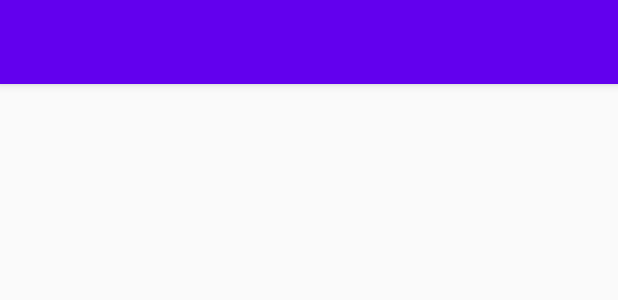
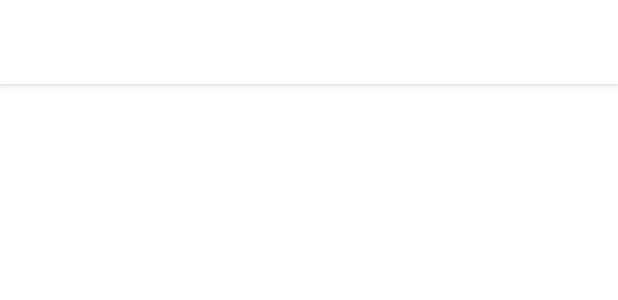
Before and after one commit to aruke/android-kickstarter, an Android app: the layout activity_main.xml on its own in the app's theme, with its tools: preview values and no code run, on a phone screen of 412 x 824 dp. Shown: the top 300 px of the screen. Run offline under Robolectric (Android 15) with nearby library versions, the phone set to English and light mode, and no system bars.

Commit message:
:art: Added material theme with dark theme

```diff
--- a/app/src/main/AndroidManifest.xml
+++ b/app/src/main/AndroidManifest.xml
@@ -8,11 +8,10 @@
         android:label="@string/app_name"
         android:roundIcon="@mipmap/ic_launcher_round"
         android:supportsRtl="true"
-        android:theme="@style/AppTheme">
+        android:theme="@style/AppTheme.DayNight">
         <activity
             android:name=".MainActivity"
-            android:label="@string/app_name"
-            android:theme="@style/AppTheme.NoActionBar">
+            android:label="@string/app_name">
             <intent-filter>
                 <action android:name="android.intent.action.MAIN" />
 
--- a/app/src/main/res/layout/activity_main.xml
+++ b/app/src/main/res/layout/activity_main.xml
@@ -8,15 +8,12 @@
 
     <com.google.android.material.appbar.AppBarLayout
         android:layout_width="match_parent"
-        android:layout_height="wrap_content"
-        android:theme="@style/AppTheme.AppBarOverlay">
+        android:layout_height="wrap_content">
 
         <androidx.appcompat.widget.Toolbar
             android:id="@+id/toolbar"
             android:layout_width="match_parent"
-            android:layout_height="?attr/actionBarSize"
-            android:background="?attr/colorPrimary"
-            app:popupTheme="@style/AppTheme.PopupOverlay" />
+            android:layout_height="?attr/actionBarSize" />
 
     </com.google.android.material.appbar.AppBarLayout>
 
--- /dev/null
+++ b/app/src/main/res/values-night/colors.xml
@@ -0,0 +1,15 @@
+<?xml version="1.0" encoding="utf-8"?>
+<resources>
+    <color name="color_primary">#AAA</color>
+    <color name="color_primary_variant">#BBB</color>
+    <color name="color_secondary">#CCC</color>
+    <color name="color_secondary_variant">#DDD</color>
+
+    <color name="color_background">#121212</color>
+    <color name="color_surface">#121212</color>
+    <color name="color_error">#cf6679</color>
+
+    <color name="color_on_background">#FFFFFFFF</color>
+    <color name="color_on_surface">#FFFFFFFF</color>
+    <color name="color_on_error">#000000</color>
+</resources>
--- /dev/null
+++ b/app/src/main/res/values-night/theme.xml
@@ -0,0 +1,9 @@
+<?xml version="1.0" encoding="utf-8"?>
+<resources xmlns:tools="http://schemas.android.com/tools">
+
+    <style name="AppTheme.DayNight" parent="Base.AppTheme">
+        <item name="android:windowLightStatusBar" tools:ignore="NewApi">false</item>
+        <item name="android:windowLightNavigationBar" tools:ignore="NewApi">false</item>
+    </style>
+
+</resources>
--- a/app/src/main/res/values/colors.xml
+++ b/app/src/main/res/values/colors.xml
@@ -1,6 +1,22 @@
 <?xml version="1.0" encoding="utf-8"?>
 <resources>
-    <color name="colorPrimary">#6200EE</color>
-    <color name="colorPrimaryDark">#3700B3</color>
-    <color name="colorAccent">#03DAC5</color>
+    <color name="theme_color_1">#555</color>
+    <color name="theme_color_2">#666</color>
+    <color name="theme_color_3">#777</color>
+    <color name="theme_color_4">#888</color>
+
+    <color name="color_primary">@color/theme_color_1</color>
+    <color name="color_primary_variant">@color/theme_color_2</color>
+    <color name="color_secondary">@color/theme_color_3</color>
+    <color name="color_secondary_variant">@color/theme_color_4</color>
+
+    <color name="color_background">#FFFFFFFF</color>
+    <color name="color_surface">#FFFFFF</color>
+    <color name="color_error">#D32F2F</color>
+
+    <color name="color_on_primary">#FFFFFFFF</color>
+    <color name="color_on_secondary">#FFFFFFFF</color>
+    <color name="color_on_background">#FF000000</color>
+    <color name="color_on_surface">#FF000000</color>
+    <color name="color_on_error">#FFFFFFFF</color>
 </resources>
--- /dev/null
+++ b/app/src/main/res/values/motion.xml
@@ -0,0 +1,9 @@
+<?xml version="1.0" encoding="utf-8"?>
+<resources>
+
+    <style name="Animation.MyTheme.BottomSheet.Modal" parent="Animation.AppCompat.Dialog">
+        <item name="android:windowEnterAnimation">@anim/bottom_sheet_slide_in</item>
+        <item name="android:windowExitAnimation">@anim/bottom_sheet_slide_out</item>
+    </style>
+
+</resources>
--- /dev/null
+++ b/app/src/main/res/values/shape.xml
@@ -0,0 +1,18 @@
+<?xml version="1.0" encoding="utf-8"?>
+<resources>
+    <!-- chips, buttons, text fields and FABs -->
+    <style name="ShapeAppearance.AppTheme.Small" parent="ShapeAppearance.MaterialComponents.SmallComponent">
+        <item name="cornerFamily">rounded</item>
+        <item name="cornerSize">50%</item>
+    </style>
+
+    <!-- cards, alert dialogs -->
+    <style name="ShapeAppearance.AppTheme.Medium" parent="ShapeAppearance.MaterialComponents.MediumComponent">
+        <item name="cornerFamily">rounded</item>
+    </style>
+
+    <!-- side and bottom navigation drawers -->
+    <style name="ShapeAppearance.AppTheme.Large" parent="ShapeAppearance.MaterialComponents.LargeComponent">
+        <item name="cornerFamily">rounded</item>
+    </style>
+</resources>
--- a/app/src/main/res/values/styles.xml
+++ b/app/src/main/res/values/styles.xml
@@ -1,19 +1,53 @@
-<resources>
-    <!-- Base application theme. -->
-    <style name="AppTheme" parent="Theme.AppCompat.Light.DarkActionBar">
-        <!-- Customize your theme here. -->
-        <item name="colorPrimary">@color/colorPrimary</item>
-        <item name="colorPrimaryDark">@color/colorPrimaryDark</item>
-        <item name="colorAccent">@color/colorAccent</item>
+<resources xmlns:tools="http://schemas.android.com/tools">
+
+    <!--Bottom Sheets-->
+    <style name="ThemeOverlay.AppTheme.BottomSheetDialog" parent="ThemeOverlay.MaterialComponents.Dialog">
+        <item name="android:windowIsFloating">false</item>
+        <item name="android:windowBackground">@android:color/transparent</item>
+        <item name="android:windowAnimationStyle">@style/Animation.MyTheme.BottomSheet.Modal</item>
+        <item name="android:statusBarColor">@android:color/transparent</item>
+        <item name="bottomSheetStyle">@style/Widget.AppTheme.BottomSheet.Modal</item>
+        <item name="android:navigationBarColor">?colorSurface</item>
+        <item name="android:navigationBarDividerColor" tools:ignore="NewApi">
+            @android:color/transparent
+        </item>
     </style>
 
-    <style name="AppTheme.NoActionBar">
-        <item name="windowActionBar">false</item>
-        <item name="windowNoTitle">true</item>
+    <style name="Widget.AppTheme.BottomSheet.Modal" parent="Widget.MaterialComponents.BottomSheet.Modal">
+        <item name="shapeAppearanceOverlay">?shapeAppearanceLargeComponent</item>
     </style>
 
-    <style name="AppTheme.AppBarOverlay" parent="ThemeOverlay.AppCompat.Dark.ActionBar" />
+    <!-- Fullscreen Dialog -->
+    <style name="AppTheme.FullScreenDialog" parent="AppTheme.DayNight">
+        <item name="android:windowIsFloating">false</item>
+    </style>
 
-    <style name="AppTheme.PopupOverlay" parent="ThemeOverlay.AppCompat.Light" />
+    <style name="FullScreenDialogAnimation">
+        <item name="android:windowEnterAnimation">@anim/slide_up</item>
+        <item name="android:windowExitAnimation">@anim/slide_down</item>
+    </style>
+
+    <!-- Buttons -->
+
+    <style name="Widget.AppTheme.Button" parent="Widget.MaterialComponents.Button">
+        <item name="android:paddingTop">16dp</item>
+        <item name="android:paddingBottom">16dp</item>
+        <item name="android:paddingStart">32dp</item>
+        <item name="android:paddingEnd">32dp</item>
+    </style>
+
+    <style name="Widget.AppTheme.SecondaryButton" parent="Widget.MaterialComponents.Button.TextButton" />
+
+    <!-- Inputs -->
+
+    <style name="Widget.AppTheme.TextInputLayout" parent="Widget.MaterialComponents.TextInputLayout.OutlinedBox">
+        <item name="materialThemeOverlay">@style/ThemeOverlay.App.TextInputEditText</item>
+    </style>
+
+    <style name="ThemeOverlay.App.TextInputEditText" parent="ThemeOverlay.MaterialComponents.TextInputEditText.OutlinedBox">
+        <item name="editTextStyle">@style/Widget.AppTheme.TextInputEditText</item>
+    </style>
+
+    <style name="Widget.AppTheme.TextInputEditText" parent="Widget.MaterialComponents.TextInputEditText.OutlinedBox" />
 
 </resources>
--- /dev/null
+++ b/app/src/main/res/values/theme.xml
@@ -0,0 +1,70 @@
+<?xml version="1.0" encoding="utf-8"?>
+<resources xmlns:tools="http://schemas.android.com/tools">
+
+    <style name="AppTheme.DayNight" parent="Base.AppTheme" />
+
+    <!-- Base Theme: Shared between Light and Dark modes -->
+    <style name="Base.AppTheme" parent="Theme.MaterialComponents.DayNight.NoActionBar">
+
+        <!--Material color attributes -->
+        <item name="colorPrimary">@color/color_primary</item>
+        <item name="colorPrimaryVariant">@color/color_primary_variant</item>
+        <item name="colorSecondary">@color/color_secondary</item>
+        <item name="colorSecondaryVariant">@color/color_secondary_variant</item>
+
+        <item name="colorSurface">@color/color_surface</item>
+        <item name="colorError">@color/color_error</item>
+
+        <item name="colorOnPrimary">@color/color_on_primary</item>
+        <item name="colorOnSecondary">@color/color_on_secondary</item>
+        <item name="colorOnBackground">@color/color_on_background</item>
+        <item name="colorOnSurface">@color/color_on_surface</item>
+        <item name="colorOnError">@color/color_on_error</item>
+
+        <!-- Map legacy AppCompat attributes to MaterialComponent attributes -->
+        <item name="colorPrimaryDark">?colorPrimaryVariant</item>
+        <item name="colorAccent">?colorSecondary</item>
+
+        <!-- Widow Look & Feel -->
+        <item name="android:statusBarColor">?colorSurface</item>
+        <item name="android:windowLightStatusBar" tools:ignore="NewApi">true</item>
+        <item name="android:navigationBarColor">?android:colorBackground</item>
+        <item name="android:windowLightNavigationBar" tools:ignore="NewApi">true</item>
+        <item name="android:navigationBarDividerColor" tools:ignore="NewApi">
+            ?colorControlHighlight
+        </item>
+
+        <!-- Add Custom Font here -->
+        <!--<item name="fontFamily">@font/roboto</item>-->
+
+        <!--Material typography attributes-->
+
+        <item name="textAppearanceHeadline1">@style/Typography.AppTheme.H1</item>
+        <item name="textAppearanceHeadline2">@style/Typography.AppTheme.H2</item>
+        <item name="textAppearanceHeadline3">@style/Typography.AppTheme.H3</item>
+        <item name="textAppearanceHeadline4">@style/Typography.AppTheme.H4</item>
+        <item name="textAppearanceHeadline5">@style/Typography.AppTheme.H5</item>
+        <item name="textAppearanceHeadline6">@style/Typography.AppTheme.H6</item>
+        <item name="textAppearanceSubtitle1">@style/Typography.AppTheme.Subtitle1</item>
+        <item name="textAppearanceSubtitle2">@style/Typography.AppTheme.Subtitle2</item>
+        <item name="textAppearanceBody1">@style/Typography.AppTheme.Body1</item>
+        <item name="textAppearanceBody2">@style/Typography.AppTheme.Body2</item>
+        <item name="textAppearanceButton">@style/Typography.AppTheme.Button</item>
+        <item name="textAppearanceCaption">@style/Typography.AppTheme.Caption</item>
+        <item name="textAppearanceOverline">@style/Typography.AppTheme.Overline</item>
+
+        <!--Material shape attributes-->
+        <item name="shapeAppearanceSmallComponent">@style/ShapeAppearance.AppTheme.Small</item>
+        <item name="shapeAppearanceMediumComponent">@style/ShapeAppearance.AppTheme.Medium</item>
+        <item name="shapeAppearanceLargeComponent">@style/ShapeAppearance.AppTheme.Large</item>
+
+        <!--Component styles-->
+        <item name="materialAlertDialogTheme">@style/ThemeOverlay.MaterialComponents.Dialog.Alert
+        </item>
+        <item name="bottomSheetDialogTheme">@style/ThemeOverlay.AppTheme.BottomSheetDialog</item>
+        <item name="toolbarStyle">@style/Widget.MaterialComponents.Toolbar.Surface</item>
+        <item name="materialButtonStyle">@style/Widget.AppTheme.Button</item>
+        <item name="textInputStyle">@style/Widget.AppTheme.TextInputLayout</item>
+    </style>
+
+</resources>
--- /dev/null
+++ b/app/src/main/res/values/type.xml
@@ -0,0 +1,31 @@
+<?xml version="1.0" encoding="utf-8"?>
+<resources>
+    <!--Typography-->
+
+    <style name="Typography.AppTheme.H1" parent="TextAppearance.MaterialComponents.Headline1" />
+
+    <style name="Typography.AppTheme.H2" parent="TextAppearance.MaterialComponents.Headline2" />
+
+    <style name="Typography.AppTheme.H3" parent="TextAppearance.MaterialComponents.Headline3" />
+
+    <style name="Typography.AppTheme.H4" parent="TextAppearance.MaterialComponents.Headline4" />
+
+    <style name="Typography.AppTheme.H5" parent="TextAppearance.MaterialComponents.Headline5" />
+
+    <style name="Typography.AppTheme.H6" parent="TextAppearance.MaterialComponents.Headline6" />
+
+    <style name="Typography.AppTheme.Subtitle1" parent="TextAppearance.MaterialComponents.Subtitle1" />
+
+    <style name="Typography.AppTheme.Subtitle2" parent="TextAppearance.MaterialComponents.Subtitle2" />
+
+    <style name="Typography.AppTheme.Body1" parent="TextAppearance.MaterialComponents.Body1" />
+
+    <style name="Typography.AppTheme.Body2" parent="TextAppearance.MaterialComponents.Body2" />
+
+    <style name="Typography.AppTheme.Button" parent="TextAppearance.MaterialComponents.Button" />
+
+    <style name="Typography.AppTheme.Caption" parent="TextAppearance.MaterialComponents.Caption" />
+
+    <style name="Typography.AppTheme.Overline" parent="TextAppearance.MaterialComponents.Overline" />
+
+</resources>
```
Also changed, not shown: app/src/main/res/anim/bottom_sheet_slide_in.xml (added, +14 -0 lines), app/src/main/res/anim/bottom_sheet_slide_out.xml (added, +14 -0 lines), app/src/main/res/anim/slide_down.xml (added, +8 -0 lines), app/src/main/res/anim/slide_up.xml (added, +8 -0 lines).
